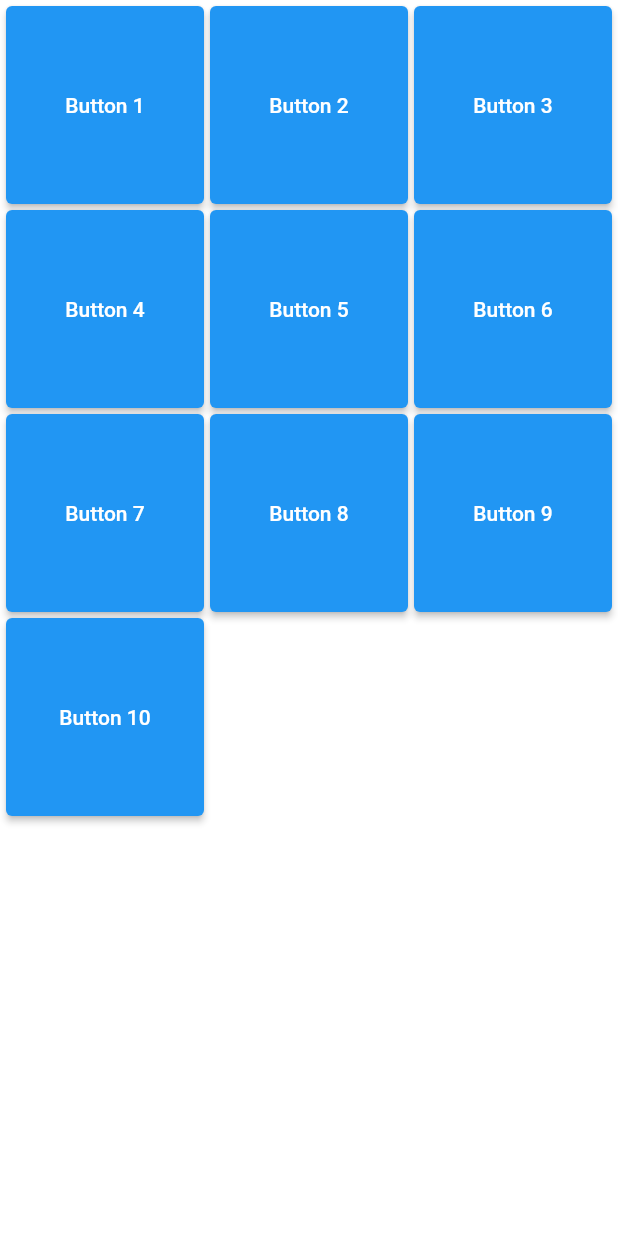
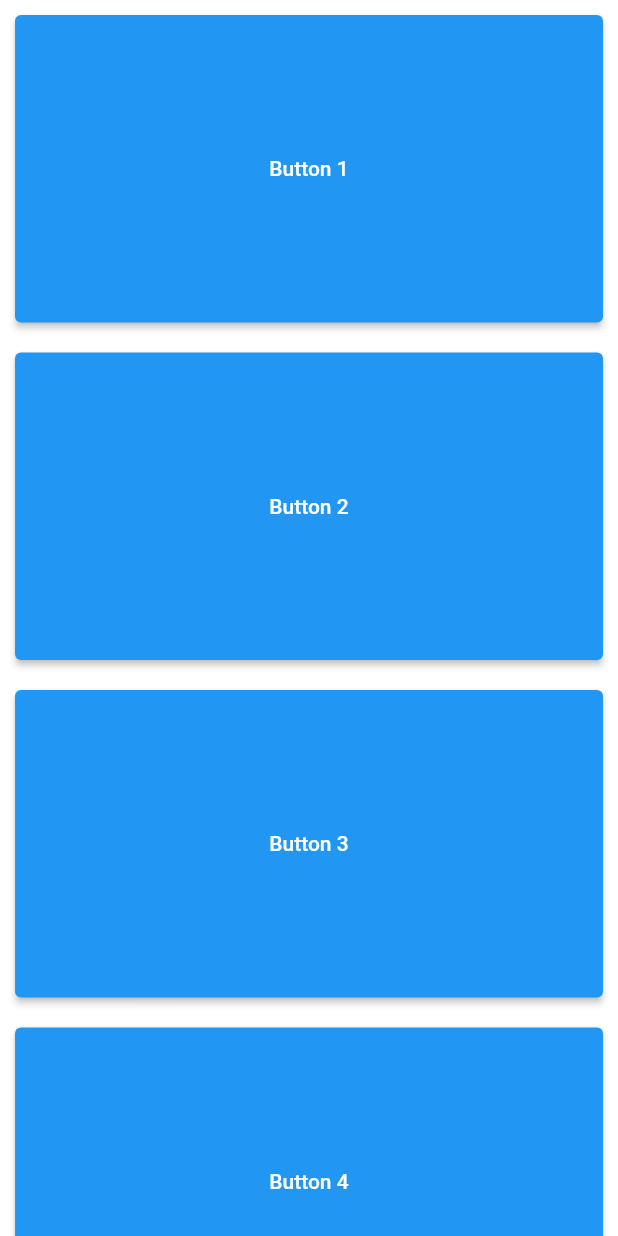
Before and after one commit to mawoka-myblock/sd-replacement, a Flutter app: the MainScreen screen opened by its route, on a phone screen of 412 x 824 dp. Run offline on Flutter 3.47's test engine with Material 2 defaults, Android fonts, the phone set to English and light mode, and no system bars; our stand-ins replace flutter_colorpicker, socket_io_client; network calls fail.

Commit message:
:sparkles: Added ability to change button-names

```diff
--- a/sd_replacement_flutter/lib/main-screen.dart
+++ b/sd_replacement_flutter/lib/main-screen.dart
@@ -1,7 +1,9 @@
 import 'package:flutter/material.dart';
 import 'package:flutter/services.dart';
 import "storage.dart";
+import "dart:ui";
 import 'package:socket_io_client/socket_io_client.dart' as IO;
+import 'package:flutter_colorpicker/flutter_colorpicker.dart';
 
 class MainMainScreen extends StatelessWidget {
   const MainMainScreen({Key? key}) : super(key: key);
@@ -22,6 +24,8 @@ class MainScreen extends StatefulWidget {
 class _MainScreenState extends State<MainScreen> {
   late IO.Socket socket;
   GlobalStorage _global_storage = GlobalStorage();
+  bool disableKeyListener = false;
+
   var _lastPressedKey;
   var _lastPressedTime = 0;
 
@@ -74,6 +78,9 @@ class _MainScreenState extends State<MainScreen> {
 
   void _onButtonClicked({buttonName = String}) {
     buttonName = buttonName.toLowerCase();
+    if (_global_storage.disableKeyboardListener) {
+      return;
+    }
     if (keymap.containsKey(buttonName)) {
       print("Sending button-press, ${keymap[buttonName]}");
       socket.emit("button-press", {"button": keymap[buttonName]});
@@ -81,20 +88,68 @@ class _MainScreenState extends State<MainScreen> {
       print("Sending button-press, $buttonName");
       socket.emit("execute", {"function": buttonName});
     }
-
-
   }
 
-  List<ElevatedButton> _generateButtons({count = int}) {
-    return List<ElevatedButton>.generate(
+  List<Container> _generateButtons({count = int}) {
+    TextEditingController titleController = TextEditingController();
+    for (var i = 0; i < count; i++) {
+      _global_storage.buttonNames.add(Text("Button ${i + 1}"));
+      _global_storage.buttonColors.add(Colors.blue);
+    }
+    Color pickerColor = Colors.green;
+    void changeColor(Color color, int index) {
+      setState(() => pickerColor = _global_storage.buttonColors[index] = color);
+    }
+
+    void onNameChange(String name, int index) {
+      setState(() => _global_storage.buttonNames[index] = Text(name));
+    }
+
+    return List<Container>.generate(
       count,
-          (index) =>
-          ElevatedButton(
+      (index) => Container(
+        width: window.physicalSize.width,
+        padding: const EdgeInsets.all(10),
+        height: window.physicalSize.height / 8,
+        child: ElevatedButton(
           style: ElevatedButton.styleFrom(
-                minimumSize: const Size(300, 300),
-                padding: const EdgeInsets.all(20)),
+              //fixedSize: Size(window.physicalSize.width, (window.physicalSize.height / 20)),
+              padding: const EdgeInsets.all(20),
+              primary: _global_storage.buttonColors[index]),
+          onLongPress: () => setState(() {
+            _global_storage.disableKeyboardListener = true;
+            showDialog(
+                context: context,
+                builder: (BuildContext context) {
+                  return AlertDialog(
+                    title: Text("Button ${index + 1}"),
+                    content: MaterialPicker(
+                      pickerColor: pickerColor,
+                      onColorChanged: (color) => changeColor(color, index),
+                    ),
+                    actions: <Widget>[
+                      TextField(
+                        decoration: const InputDecoration(
+                          hintText: "Enter your name",
+                        ),
+                        controller: titleController,
+                      ),
+                      TextButton(
+                        child: const Text("Close"),
+                        onPressed: () => {
+                          Navigator.of(context).pop(),
+                          _global_storage.disableKeyboardListener = false,
+                          onNameChange(titleController.text, index),
+                          //Navigator.pushReplacementNamed(context, "/app"),
+                        },
+                      ),
+                    ],
+                  );
+                });
+          }),
           onPressed: () => _onButtonClicked(buttonName: "b_${index + 1}"),
-            child: Text("Button ${index + 1}"),
+          child: _global_storage.buttonNames[index],
+        ),
       ),
     );
 
@@ -112,16 +167,17 @@ class _MainScreenState extends State<MainScreen> {
     return RawKeyboardListener(
         focusNode: FocusNode(),
         autofocus: true,
-        onKey: (key) =>
-        {
+        onKey: (key) => {
               if (key is RawKeyDownEvent && key.character != null)
                 {_onButtonClicked(buttonName: key.character?.toLowerCase())}
             },
-        child: GridView.count(
-            padding: const EdgeInsets.all(4),
-            mainAxisSpacing: 4,
-            crossAxisSpacing: 4,
-            crossAxisCount: 3,
-            children: _generateButtons(count: 10)));
+        child: ListView(
+            //padding: const EdgeInsets.all(4),
+
+            //mainAxisSpacing: 4,
+            //crossAxisSpacing: 4,
+            //crossAxisCount: 1,
+            children:
+                _generateButtons(count: window.physicalSize.height ~/ 90)));
   }
 }
--- a/sd_replacement_flutter/lib/storage.dart
+++ b/sd_replacement_flutter/lib/storage.dart
@@ -1,3 +1,5 @@
+import 'package:flutter/material.dart';
+
 class GlobalStorage {
   static final GlobalStorage _instance = GlobalStorage._internal();
 
@@ -5,11 +7,28 @@ class GlobalStorage {
 
   GlobalStorage._internal() {
     _authPhrase = "";
+    _buttonNames = [];
+    _disableKeyboardListener = false;
+    _buttonColors = [];
   }
 
   String _authPhrase = "";
+  bool _disableKeyboardListener = false;
+  List<Text> _buttonNames = [];
+  List<Color> _buttonColors = [];
+
+  List<Text> get buttonNames => _buttonNames;
+  List<Color> get buttonColors => _buttonColors;
+
+  bool get disableKeyboardListener => _disableKeyboardListener;
 
   String get authPhrase => _authPhrase;
+
+  set buttonNames(List<Text> value) => _buttonNames = value;
+
+  set buttonColors(List<Color> value) => _buttonColors = value;
+
+  set disableKeyboardListener(bool value) => _disableKeyboardListener = value;
 
   set authPhrase(String value) => _authPhrase = value;
 
--- a/sd_replacement_flutter/pubspec.yaml
+++ b/sd_replacement_flutter/pubspec.yaml
@@ -44,6 +44,8 @@ dependencies:
   material_color_utilities: ^0.1.3
   socket_io_client: ^2.0.0-beta.3-nullsafety.0
   flutter_launcher_icons: ^0.9.2
+  flutter_colorpicker: ^1.0.3
+  flex_color_picker: ^2.3.1
 #  shared_preferences: 2.0.0
   #vector_math: 2.1.0
   #shared_preferences: #2.0.9
```
Also changed, not shown: sd_replacement_flutter/lib/main.dart (+7 -2 lines), sd_replacement_flutter/lib/setup-screen.dart (+1 -7 lines), sd_replacement_flutter/pubspec.lock. Lines whose indentation alone changed are shown as unchanged.
